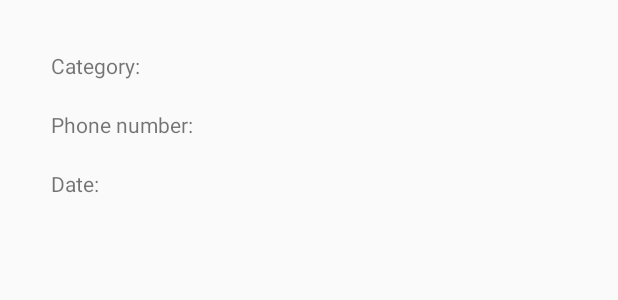
After one commit to matemeglecz/FunnyAutoReply, an Android app: the layout dialog_show_joke.xml on its own in the app's theme, with its tools: preview values and no code run, on a phone screen of 412 x 824 dp. The commit adds this screen. Shown: the top 300 px of the screen. Run offline under Robolectric (Android 15) with nearby library versions, the phone set to English and light mode, and no system bars.

Commit message:
working
-theme problems
-permission handling missing

```diff
--- a/app/src/main/AndroidManifest.xml
+++ b/app/src/main/AndroidManifest.xml
@@ -17,7 +17,7 @@
         android:theme="@style/Theme.AppCompat.Light.NoActionBar"
         >
         <receiver
-            android:name=".IncomingCallReceiver"
+            android:name=".smssend.IncomingCallReceiver"
             android:exported="true" >
             <intent-filter>
                 <action android:name="android.intent.action.PHONE_STATE"/>
@@ -25,12 +25,12 @@
         </receiver>
 
         <activity
-            android:name=".SettingsActivity"
+            android:name=".views.SettingsActivity"
             android:exported="false"
             android:label="@string/title_activity_settings"
             />
         <activity
-            android:name=".MainActivity"
+            android:name=".views.HistoryViewActivity"
             android:exported="true" >
             <intent-filter>
                 <action android:name="android.intent.action.MAIN" />
--- a/app/src/main/java/com/funnyautoreply/JokeWrapper.kt
+++ b/app/src/main/java/com/funnyautoreply/network/JokeWrapper.kt
@@ -1,4 +1,4 @@
-package com.funnyautoreply
+package com.funnyautoreply.network
 
 import com.funnyautoreply.model.JokeData
 
--- a/app/src/main/java/com/funnyautoreply/SettingsActivity.kt
+++ b/app/src/main/java/com/funnyautoreply/views/SettingsActivity.kt
@@ -1,13 +1,11 @@
-package com.funnyautoreply
+package com.funnyautoreply.views
 
 import android.os.Bundle
 import androidx.appcompat.app.AppCompatActivity
 import androidx.preference.PreferenceFragmentCompat
-import com.funnyautoreply.databinding.ActivityMainBinding
 import com.funnyautoreply.databinding.SettingsActivityBinding
 import android.view.MenuItem
-
-
+import com.funnyautoreply.R
 
 
 class SettingsActivity : AppCompatActivity() {
--- a/app/src/main/res/layout/activity_main.xml
+++ b/app/src/main/res/layout/activity_main.xml
@@ -4,7 +4,7 @@
     xmlns:tools="http://schemas.android.com/tools"
     android:layout_width="match_parent"
     android:layout_height="match_parent"
-    tools:context=".MainActivity"
+    tools:context=".views.HistoryViewActivity"
     android:orientation="horizontal">
 
     <androidx.appcompat.widget.Toolbar
--- /dev/null
+++ b/app/src/main/res/layout/dialog_show_joke.xml
@@ -0,0 +1,57 @@
+<?xml version="1.0" encoding="utf-8"?>
+<LinearLayout xmlns:android="http://schemas.android.com/apk/res/android"
+    android:layout_width="match_parent"
+    android:layout_height="match_parent"
+    android:orientation="vertical"
+    android:padding="24dp">
+
+    <LinearLayout
+        android:layout_width="match_parent"
+        android:layout_height="wrap_content"
+        android:orientation="horizontal"
+        android:padding="10dp">
+        <TextView
+            android:layout_width="wrap_content"
+            android:layout_height="wrap_content"
+            android:labelFor="@id/tvCategory"
+            android:text="Category: "/>
+        <TextView
+            android:id="@+id/tvCategory"
+            android:layout_width="match_parent"
+            android:layout_height="wrap_content" />
+    </LinearLayout>
+
+    <LinearLayout
+        android:layout_width="match_parent"
+        android:layout_height="wrap_content"
+        android:orientation="horizontal"
+        android:padding="10dp">
+        <TextView
+            android:layout_width="wrap_content"
+            android:layout_height="wrap_content"
+            android:labelFor="@id/tvPhoneNumber"
+            android:text="Phone number: "/>
+        <TextView
+            android:id="@+id/tvPhoneNumber"
+            android:layout_width="match_parent"
+            android:layout_height="wrap_content" />
+    </LinearLayout>
+
+    <LinearLayout
+        android:layout_width="match_parent"
+        android:layout_height="wrap_content"
+        android:orientation="horizontal"
+        android:padding="10dp">
+        <TextView
+            android:layout_width="wrap_content"
+            android:layout_height="wrap_content"
+            android:labelFor="@id/tvDate"
+            android:text="Date: "/>
+        <TextView
+            android:id="@+id/tvDate"
+            android:layout_width="match_parent"
+            android:layout_height="wrap_content" />
+    </LinearLayout>
+
+
+</LinearLayout>
--- a/app/src/main/res/layout/item_message.xml
+++ b/app/src/main/res/layout/item_message.xml
@@ -2,7 +2,7 @@
 <LinearLayout xmlns:android="http://schemas.android.com/apk/res/android"
     xmlns:tools="http://schemas.android.com/tools"
     android:layout_width="match_parent"
-    android:layout_height="wrap_content"
+    android:layout_height="60dp"
     android:orientation="horizontal"
     android:paddingBottom="8dp"
     android:paddingLeft="16dp"
@@ -13,7 +13,7 @@
     <TextView
         android:id="@+id/tvPhoneNumber"
         android:layout_width="wrap_content"
-        android:layout_height="wrap_content"
+        android:layout_height="match_parent"
         android:gravity="center"
         android:layout_marginHorizontal="8dp"
         tools:text="203334444"
@@ -23,7 +23,7 @@
     <TextView
         android:id="@+id/tvDate"
         android:layout_width="wrap_content"
-        android:layout_height="wrap_content"
+        android:layout_height="match_parent"
         android:gravity="center"
         tools:text="2021.02.03."
         android:layout_weight="2"
--- a/app/src/main/res/values/strings.xml
+++ b/app/src/main/res/values/strings.xml
@@ -30,4 +30,6 @@
     <string name="any_category_key">any_category</string>
     <string name="categories_key">categories</string>
     <string name="action_refresh">Refresh</string>
+    <string name="sentJoke">Sent Joke</string>
+    <string name="ok">OK</string>
 </resources>
```
Also changed, not shown: app/src/main/java/com/funnyautoreply/adapter/MessageAdapter.kt (+26 -20 lines), app/src/main/java/com/funnyautoreply/data/Message.kt (+13 -0 lines), app/src/main/java/com/funnyautoreply/smssend/IncomingCallReciever.kt (renamed from app/src/main/java/com/funnyautoreply/IncomingCallReciever.kt, +6 -7 lines), app/src/main/java/com/funnyautoreply/smssend/SmsManager.kt (renamed from app/src/main/java/com/funnyautoreply/SmsManager.kt, +4 -7 lines), app/src/main/java/com/funnyautoreply/views/HistoryViewActivity.kt (renamed from app/src/main/java/com/funnyautoreply/MainActivity.kt, +11 -27 lines), app/src/main/java/com/funnyautoreply/views/ShowJokeDialogFragment.kt (added, +32 -0 lines).
